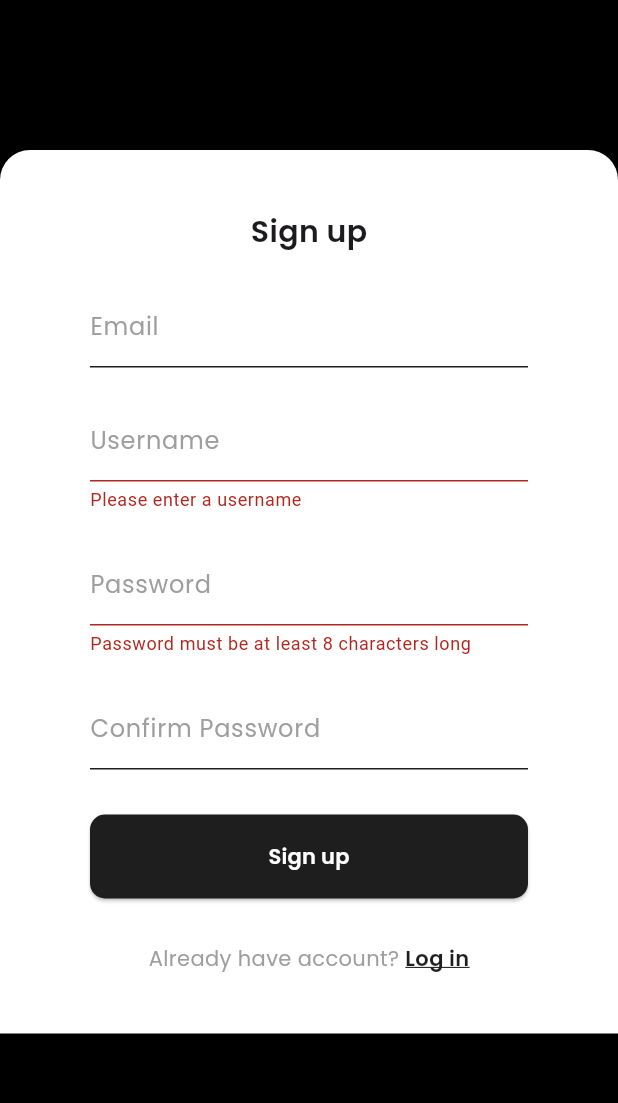
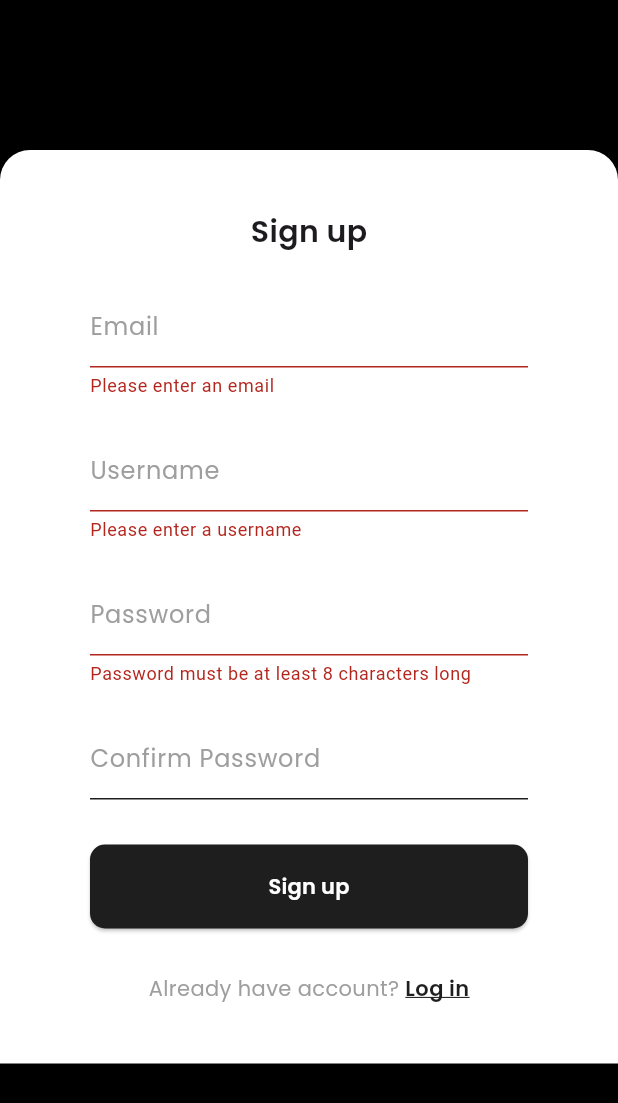
Before and after one commit to evelyn-zhan/cinnamon-health-app, a Flutter app: the SignUp screen opened directly, after a tap on "Sign up", on a phone screen of 412 x 824 dp. Shown: the top 1103 px of the screen. Run offline on Flutter 3.47's test engine with Material 3 defaults, Android fonts, the light colour scheme and no system bars; our stand-ins replace fl_chart, google_fonts, pinput.

Commit message:
add errorText for new email

```diff
--- a/lib/providers/login_signup_provider.dart
+++ b/lib/providers/login_signup_provider.dart
@@ -19,6 +19,7 @@ class LoginSignupProvider with ChangeNotifier{
   String usernameErrorText = "";
   String passwordErrorText = "";
 
+  String newEmailErrorText = "";
   String newUsernameErrorText = "";
   String newPasswordErrorText = "";
   String confirmNewPasswordErrorText = "";
@@ -27,7 +28,8 @@ class LoginSignupProvider with ChangeNotifier{
   bool isSignupValid = false;
 
   void signup() {
-    if (newEmailC.text.isEmpty) newUsernameErrorText = "Please enter an email";
+    if (newEmailC.text.isEmpty) newEmailErrorText = "Please enter an email";
+    else newEmailErrorText = "";
 
     if (newUsernameC.text.isEmpty) newUsernameErrorText = "Please enter a username";
     else {
--- a/lib/screens/signup.dart
+++ b/lib/screens/signup.dart
@@ -40,6 +40,7 @@ class _SignUpState extends State<SignUp> {
                     decoration: InputDecoration(
                       labelText: "Email",
                       labelStyle: GoogleFonts.poppins(color: Colors.grey),
+                      errorText: (context.watch<LoginSignupProvider>().newEmailErrorText == "" ? null : context.watch<LoginSignupProvider>().newEmailErrorText),
                       enabledBorder: UnderlineInputBorder(
                         borderSide: BorderSide(color: Color(0xFF1E1E1E))
                       ),
```
